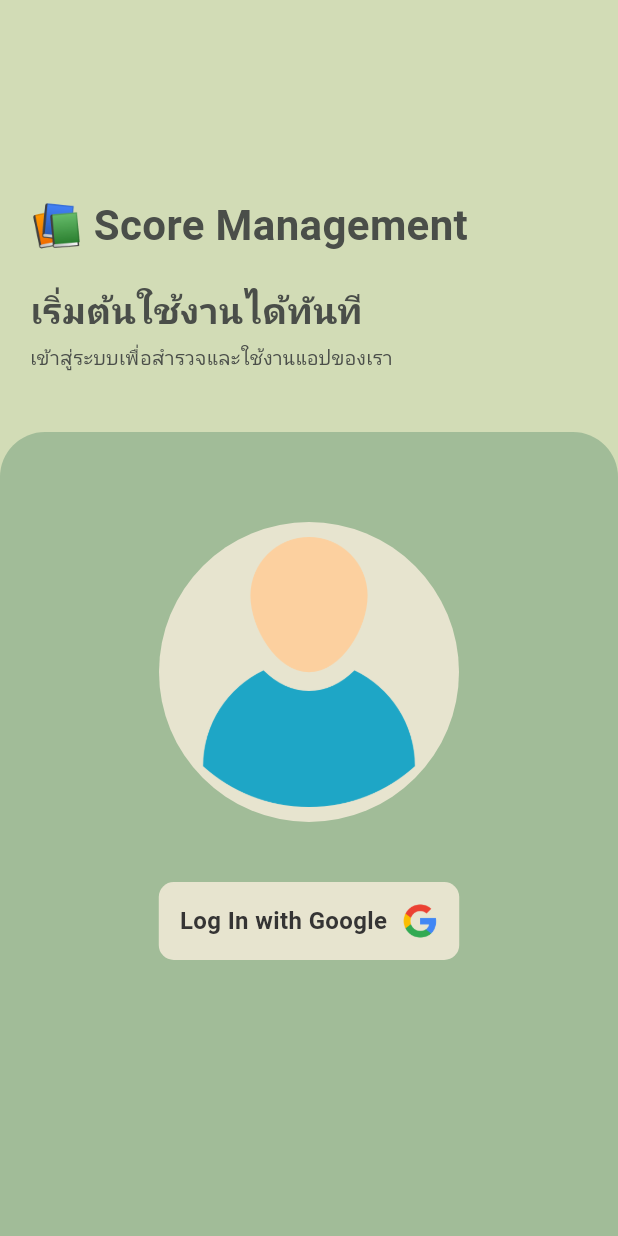
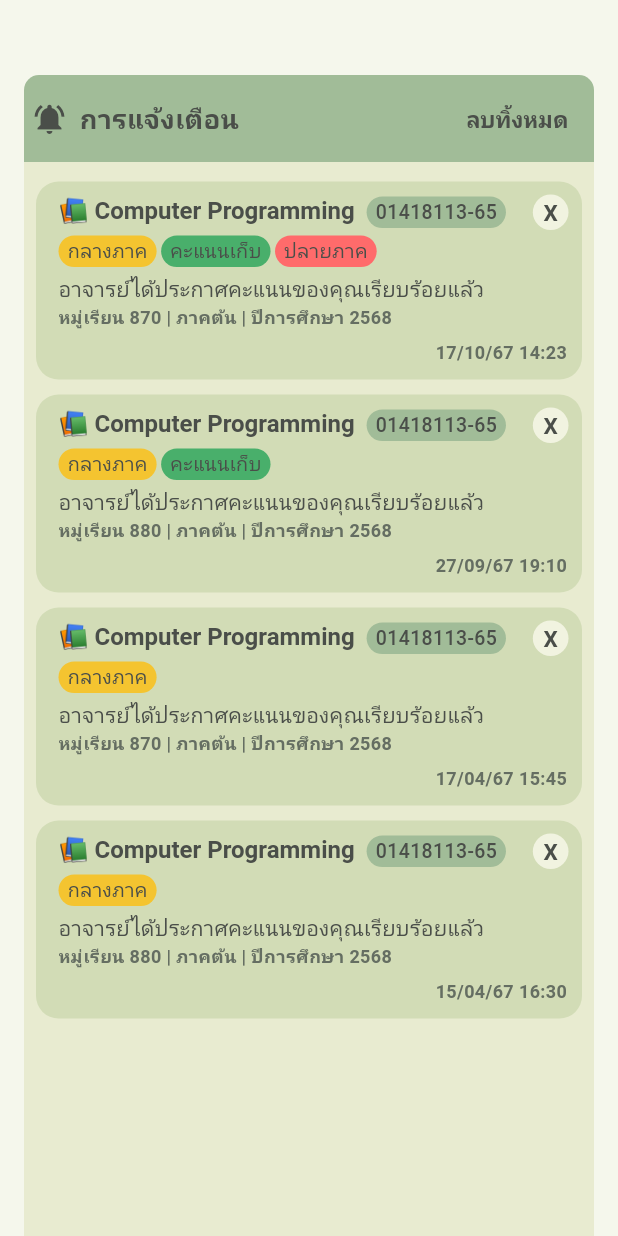
Before and after one commit to WitchapolInaksorn/Project_Score_Management, a Flutter app: the screen it shows after launch, on a phone screen of 412 x 824 dp. Run offline on Flutter 3.47's test engine with Material 3 defaults, Android fonts, the phone set to English and light mode, and no system bars; our stand-ins replace awesome_dialog, firebase_auth, firebase_core, google_fonts, google_sign_in; accounts and stored records are empty; Roboto replaces fonts that are missing (Kanit).

Commit message:
Create UI notification screen

```diff
--- /dev/null
+++ b/lib/Notification/notificationPage.dart
@@ -0,0 +1,317 @@
+import 'package:flutter/material.dart';
+import 'package:google_fonts/google_fonts.dart';
+
+class Notificationpage extends StatefulWidget {
+  const Notificationpage({super.key});
+
+  @override
+  State<Notificationpage> createState() => _NotificationpageState();
+}
+
+class _NotificationpageState extends State<Notificationpage> {
+  // =======================
+  // Mock Notification Data
+  // =======================
+  final List<Map<String, dynamic>> notifications = [
+    {
+      "subject": "Computer Programming",
+      "code": "01418113-65",
+      "message": "อาจารย์ได้ประกาศคะแนนของคุณเรียบร้อยแล้ว",
+      "section": "870",
+      "semester": "ภาคต้น",
+      "year": "2568",
+      "date": "17/10/67 14:23",
+      "tags": ["กลางภาค", "คะแนนเก็บ", "ปลายภาค"],
+      "tagColors": [Color(0xFFF4C430), Color(0xFF49AF6B), Color(0xFFFF6B6B)],
+    },
+    {
+      "subject": "Computer Programming",
+      "code": "01418113-65",
+      "message": "อาจารย์ได้ประกาศคะแนนของคุณเรียบร้อยแล้ว",
+      "section": "880",
+      "semester": "ภาคต้น",
+      "year": "2568",
+      "date": "27/09/67 19:10",
+      "tags": ["กลางภาค", "คะแนนเก็บ"],
+      "tagColors": [Color(0xFFF4C430), Color(0xFF49AF6B)],
+    },
+    {
+      "subject": "Computer Programming",
+      "code": "01418113-65",
+      "message": "อาจารย์ได้ประกาศคะแนนของคุณเรียบร้อยแล้ว",
+      "section": "870",
+      "semester": "ภาคต้น",
+      "year": "2568",
+      "date": "17/04/67 15:45",
+      "tags": ["กลางภาค"],
+      "tagColors": [Color(0xFFF4C430)],
+    },
+    {
+      "subject": "Computer Programming",
+      "code": "01418113-65",
+      "message": "อาจารย์ได้ประกาศคะแนนของคุณเรียบร้อยแล้ว",
+      "section": "880",
+      "semester": "ภาคต้น",
+      "year": "2568",
+      "date": "15/04/67 16:30",
+      "tags": ["กลางภาค"],
+      "tagColors": [Color(0xFFF4C430)],
+    },
+  ];
+
+  // =======================
+  // Main Build
+  // =======================
+  @override
+  Widget build(BuildContext context) {
+    return Scaffold(
+      backgroundColor: const Color(0xFFF5F7EC),
+      body: Column(
+        children: [
+          const SizedBox(height: 50),
+          _buildHeader(),
+          Expanded(child: _buildNotificationList()),
+        ],
+      ),
+    );
+  }
+
+  // =======================
+  // Header
+  // =======================
+  Widget _buildHeader() {
+    return Container(
+      margin: const EdgeInsets.symmetric(horizontal: 16),
+      padding: const EdgeInsets.all(5),
+      decoration: const BoxDecoration(
+        color: Color(0xFFA1BC98),
+        borderRadius: BorderRadius.vertical(top: Radius.circular(10)),
+      ),
+      child: Row(
+        mainAxisAlignment: MainAxisAlignment.spaceBetween,
+        children: [
+          Row(
+            children: [
+              const Icon(Icons.notifications_active, color: Color(0xFF4A4E49)),
+              const SizedBox(width: 8),
+              Text(
+                "การแจ้งเตือน",
+                style: GoogleFonts.kanit(
+                  color: const Color(0xFF4A4E49),
+                  fontSize: 18,
+                  fontWeight: FontWeight.w600,
+                ),
+              ),
+            ],
+          ),
+          TextButton(
+            onPressed: () {},
+            child: Text(
+              "ลบทิ้งหมด",
+              style: GoogleFonts.kanit(
+                color: const Color(0xFF4A4E49),
+                fontSize: 15,
+                fontWeight: FontWeight.w600,
+              ),
+            ),
+          ),
+        ],
+      ),
+    );
+  }
+
+  // =======================
+  // Notification List
+  // =======================
+  Widget _buildNotificationList() {
+    return Container(
+      margin: const EdgeInsets.symmetric(horizontal: 16),
+      padding: const EdgeInsets.all(5),
+      decoration: const BoxDecoration(color: Color(0xFFE8EBD0)),
+      child: ListView.builder(
+        padding: const EdgeInsets.symmetric(horizontal: 3, vertical: 8),
+        itemCount: notifications.length,
+        itemBuilder: (context, index) {
+          return _buildNotificationCard(notifications[index]);
+        },
+      ),
+    );
+  }
+
+  // =======================
+  // Notification Card
+  // =======================
+  Widget _buildNotificationCard(Map<String, dynamic> data) {
+    return Container(
+      margin: const EdgeInsets.only(bottom: 10),
+      decoration: BoxDecoration(
+        color: const Color(0xFFD2DCB6),
+        borderRadius: BorderRadius.circular(15),
+      ),
+      child: Stack(
+        children: [
+          Padding(
+            padding: const EdgeInsets.all(10),
+            child: Row(
+              crossAxisAlignment: CrossAxisAlignment.start,
+              children: [
+                const SizedBox(width: 5),
+                Expanded(
+                  child: Column(
+                    crossAxisAlignment: CrossAxisAlignment.start,
+                    children: [
+                      _buildTitle(data),
+                      const SizedBox(height: 5),
+                      _buildTags(data),
+                      const SizedBox(height: 5),
+                      _buildMessage(data),
+                      _buildFooterInfo(data),
+                      const SizedBox(height: 5),
+                      _buildDate(data),
+                    ],
+                  ),
+                ),
+              ],
+            ),
+          ),
+          _buildCloseButton(),
+        ],
+      ),
+    );
+  }
+
+  // =======================
+  // Sub Widgets
+  // =======================
+
+  Widget _buildTitle(Map<String, dynamic> data) {
+    return RichText(
+      text: TextSpan(
+        children: [
+          TextSpan(
+            text: "📚 ${data['subject']}  ",
+            style: GoogleFonts.kanit(
+              color: const Color(0xFF4A4E49),
+              fontSize: 16,
+              fontWeight: FontWeight.w600,
+            ),
+          ),
+          WidgetSpan(
+            alignment: PlaceholderAlignment.middle,
+            child: Container(
+              padding: const EdgeInsets.symmetric(horizontal: 6, vertical: 1),
+              decoration: BoxDecoration(
+                color: const Color(0xFFA1BC98),
+                borderRadius: BorderRadius.circular(500),
+              ),
+              child: Text(
+                data['code'],
+                style: GoogleFonts.kanit(
+                  color: const Color(0xFF4A4E49),
+                  fontSize: 13,
+                  fontWeight: FontWeight.w500,
+                ),
+              ),
+            ),
+          ),
+        ],
+      ),
+    );
+  }
+
+  Widget _buildTags(Map<String, dynamic> data) {
+    return Wrap(
+      spacing: 3,
+      children: List.generate(data['tags'].length, (index) {
+        return _buildTag(data['tags'][index], data['tagColors'][index]);
+      }),
+    );
+  }
+
+  Widget _buildMessage(Map<String, dynamic> data) {
+    return Text(
+      data['message'],
+      style: GoogleFonts.kanit(
+        fontSize: 14,
+        color: const Color(0xFF4A4E49),
+        fontWeight: FontWeight.w500,
+      ),
+    );
+  }
+
+  Widget _buildFooterInfo(Map<String, dynamic> data) {
+    return Row(
+      children: [
+        Expanded(
+          child: Text(
+            "หมู่เรียน ${data['section']} | ${data['semester']} | ปีการศึกษา ${data['year']}",
+            style: GoogleFonts.kanit(
+              fontSize: 12,
+              color: const Color(0xFF656E62),
+              fontWeight: FontWeight.w600,
+            ),
+            overflow: TextOverflow.ellipsis,
+            maxLines: 1,
+          ),
+        ),
+      ],
+    );
+  }
+
+  Widget _buildDate(Map<String, dynamic> data) {
+    return Align(
+      alignment: Alignment.centerRight,
+      child: Text(
+        data['date'],
+        style: GoogleFonts.kanit(
+          fontSize: 12,
+          color: const Color(0xFF656E62),
+          fontWeight: FontWeight.w600,
+        ),
+      ),
+    );
+  }
+
+  Widget _buildCloseButton() {
+    return Positioned(
+      top: 3,
+      right: 9,
+      child: GestureDetector(
+        onTap: () {},
+        child: Container(
+          padding: const EdgeInsets.all(7),
+          decoration: const BoxDecoration(
+            shape: BoxShape.circle,
+            color: Color(0xFFF1F3E0),
+          ),
+          child: Text(
+            'X',
+            style: GoogleFonts.kanit(
+              fontSize: 15,
+              fontWeight: FontWeight.w600,
+              color: const Color(0xFF4A4E49),
+            ),
+          ),
+        ),
+      ),
+    );
+  }
+
+  Widget _buildTag(String text, Color color) {
+    return Container(
+      padding: const EdgeInsets.symmetric(horizontal: 6, vertical: 1),
+      decoration: BoxDecoration(
+        color: color,
+        borderRadius: BorderRadius.circular(500),
+      ),
+      child: Text(
+        text,
+        style: GoogleFonts.kanit(
+          fontSize: 13,
+          color: const Color(0xFF4A4E49),
+          fontWeight: FontWeight.w500,
+        ),
+      ),
+    );
+  }
+}
--- a/lib/main.dart
+++ b/lib/main.dart
@@ -1,8 +1,9 @@
 import 'package:firebase_core/firebase_core.dart';
 import 'package:flutter/material.dart';
 import 'package:score_management/Authentication/loginPage.dart';
+import 'package:score_management/Notification/notificationPage.dart';
 
-void main() async{
+void main() async {
   WidgetsFlutterBinding.ensureInitialized();
   await Firebase.initializeApp();
   runApp(const MyApp());
@@ -15,7 +16,7 @@ class MyApp extends StatelessWidget {
   Widget build(BuildContext context) {
     return const MaterialApp(
       debugShowCheckedModeBanner: false,
-      home: LoginPage(),
+      home: Notificationpage(),
     );
   }
 }
--- a/pubspec.yaml
+++ b/pubspec.yaml
@@ -40,6 +40,7 @@ dependencies:
   google_sign_in: ^6.2.1
   google_fonts: ^6.3.2
   awesome_dialog: ^3.3.0
+  http: ^1.6.0
 
 dev_dependencies:
   flutter_test:
```
Also changed, not shown: pubspec.lock.
